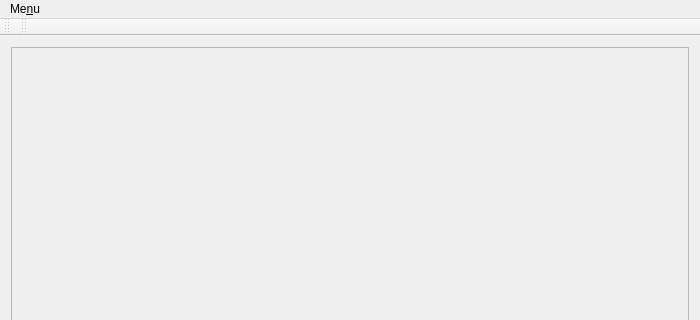
This is mainwindow.ui in Unvanquished/updater as Qt 5 draws it before an edit; both pictures show x 0 to 700 and y 0 to 320 of the 700 by 581 pixel window. The edited form follows.
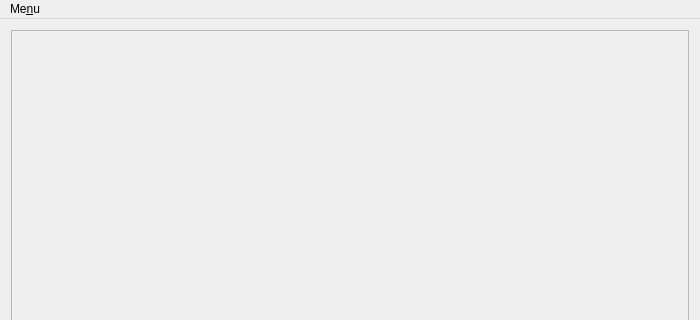
This is the edited form.

Commit message: Remove status and main toolbars

```diff
--- a/mainwindow.ui
+++ b/mainwindow.ui
@@ -242,8 +242,8 @@
         <rect>
          <x>0</x>
          <y>0</y>
-         <width>682</width>
-         <height>382</height>
+         <width>680</width>
+         <height>394</height>
         </rect>
        </property>
        <property name="sizePolicy">
@@ -275,26 +275,7 @@
    </widget>
    <addaction name="menuUnvanquished_Launcher"/>
   </widget>
-  <widget class="QToolBar" name="mainToolBar">
-   <attribute name="toolBarArea">
-    <enum>TopToolBarArea</enum>
-   </attribute>
-   <attribute name="toolBarBreak">
-    <bool>false</bool>
-   </attribute>
-  </widget>
   <widget class="QStatusBar" name="statusBar"/>
-  <widget class="QToolBar" name="toolBar">
-   <property name="windowTitle">
-    <string>toolBar</string>
-   </property>
-   <attribute name="toolBarArea">
-    <enum>TopToolBarArea</enum>
-   </attribute>
-   <attribute name="toolBarBreak">
-    <bool>false</bool>
-   </attribute>
-  </widget>
   <action name="actionQuit">
    <property name="text">
     <string>&amp;Quit</string>
```
Left out of the diff: 2 changed lines with no effect on the pictures.
